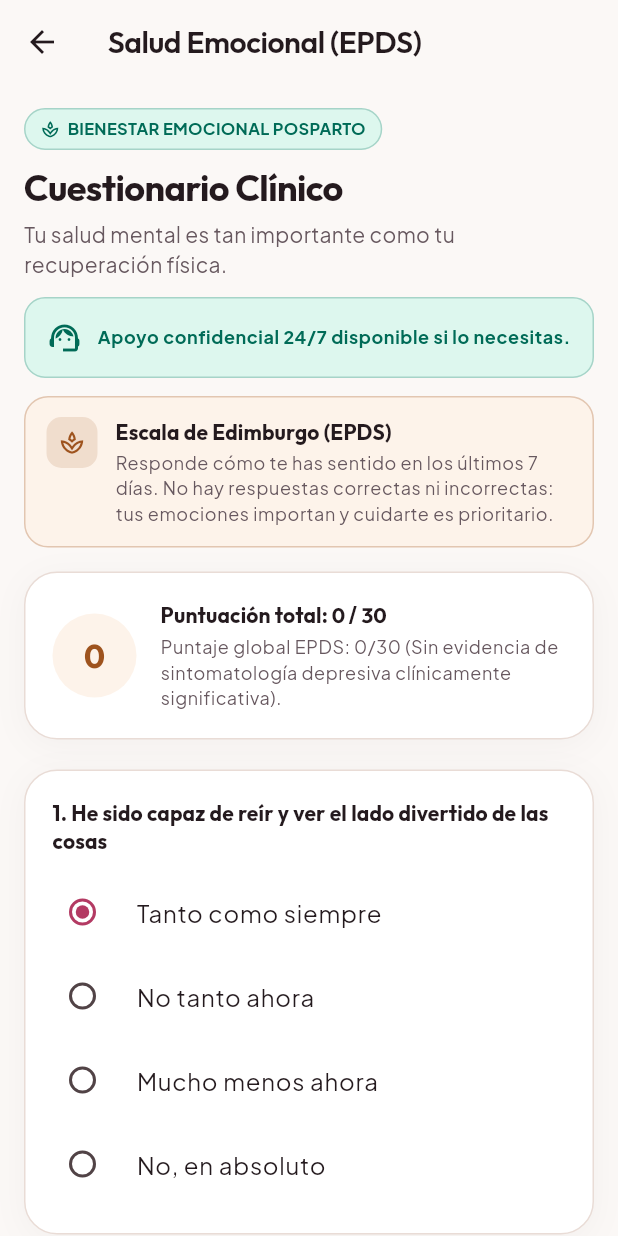
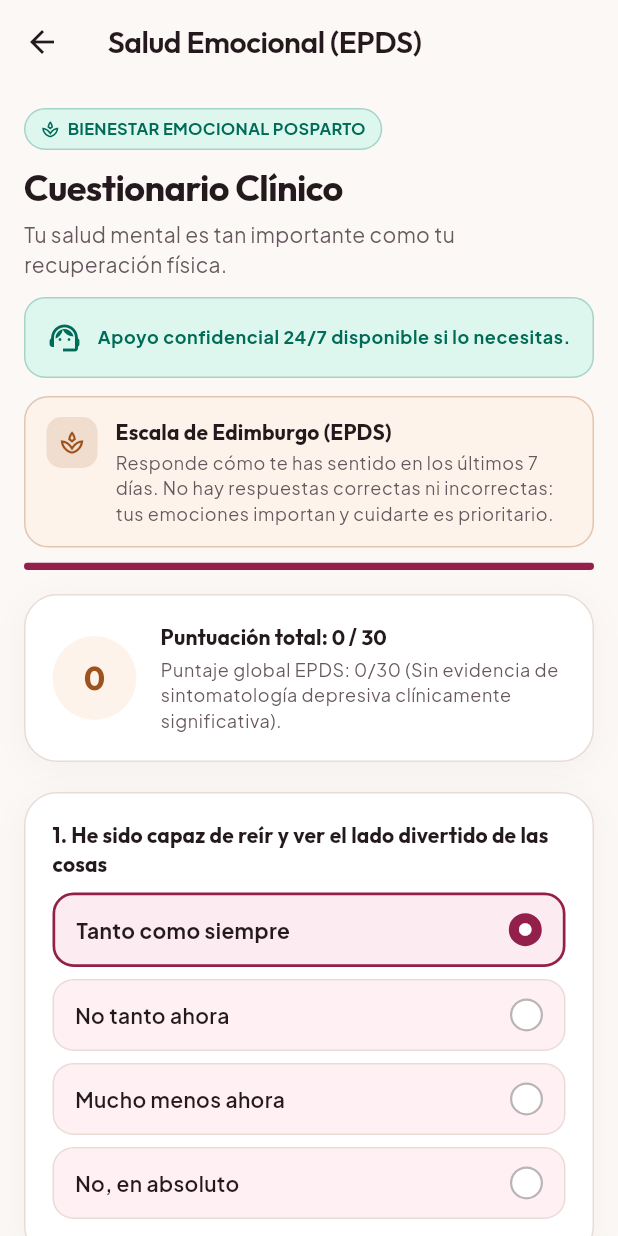
Before and after one commit to eduardoevz/Cora, a Flutter app: the EpdsMentalHealthPage screen opened directly, on a phone screen of 412 x 824 dp. Run offline on Flutter 3.47's test engine with Material 3 defaults, Android fonts, the phone set to English and light mode, and no system bars; our stand-ins replace dio, drift, firebase_auth, firebase_core, flutter_riverpod; accounts and stored records are empty; generated files the repository leaves out were written again; project files that could hold a hidden picture were left out.

Commit message:
feat(mobile-ui): faithfully adapt Stitch designs for Pregnancy and Postpartum/EPDS modules

```diff
--- a/mobile/lib/features/postpartum/presentation/pages/epds_mental_health_page.dart
+++ b/mobile/lib/features/postpartum/presentation/pages/epds_mental_health_page.dart
@@ -241,6 +241,8 @@ class _EpdsMentalHealthPageState extends ConsumerState<EpdsMentalHealthPage> {
               icon: Icons.spa_outlined,
               phaseKey: 'follicular',
             ),
+            const SizedBox(height: 10),
+            const CoraTonalStepProgressBar(progress: 1.0),
             const SizedBox(height: 16),
 
             // Inviolable Emergency Banner: Self Harm Risk (Item 10 > 0)
@@ -390,26 +392,20 @@ class _EpdsMentalHealthPageState extends ConsumerState<EpdsMentalHealthPage> {
                         ),
                       ),
                       const SizedBox(height: 10),
-                      Material(
-                        color: Colors.transparent,
-                        child: Column(
-                          children: List.generate(options.length, (optIdx) {
-                            return RadioListTile<int>(
+                      Column(
+                        children: List.generate(options.length, (optIdx) {
+                          return Padding(
+                            padding: const EdgeInsets.only(bottom: 8),
+                            child: CoraSelectableOptionCard(
                               key: Key('option_${qId}_$optIdx'),
-                              contentPadding: EdgeInsets.zero,
-                              title: Text(options[optIdx]),
-                              value: optIdx,
-                              // ignore: deprecated_member_use
-                              groupValue: selectedIndex,
-                              // ignore: deprecated_member_use
-                              onChanged: (val) {
-                                if (val != null) {
-                                  setState(() => _responses[qId] = val);
-                                }
+                              title: options[optIdx],
+                              selected: selectedIndex == optIdx,
+                              onTap: () {
+                                setState(() => _responses[qId] = optIdx);
                               },
-                            );
-                          }),
-                        ),
+                            ),
+                          );
+                        }),
                       ),
                     ],
                   ),
```
Also changed, not shown: mobile/lib/features/postpartum/presentation/pages/postpartum_recovery_page.dart (+7 -0 lines), mobile/lib/features/pregnancy/presentation/pages/pregnancy_weekly_hub_page.dart (+52 -8 lines).
